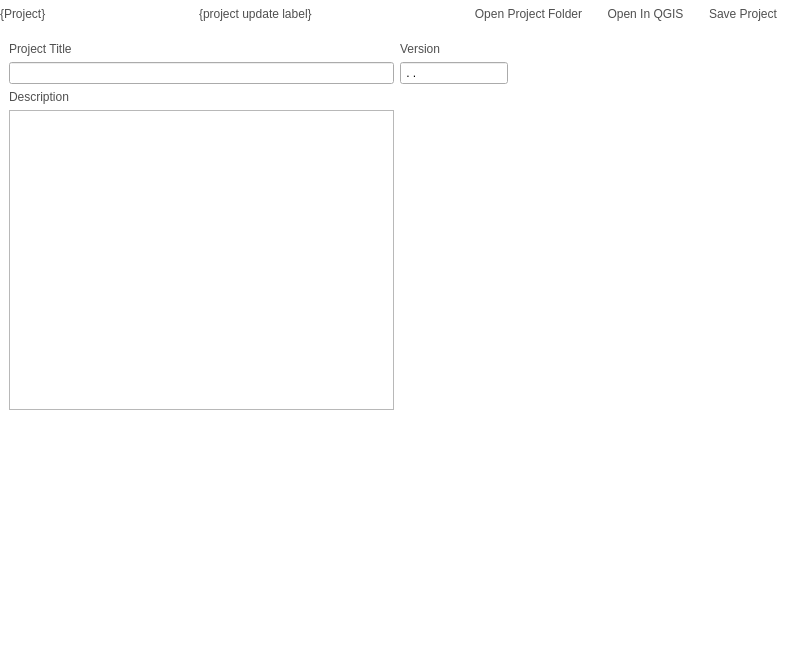
First picture: the form in src/configmanager/ui/ui_projectwidget.ui, repository roam-qgis/Roam, before the edit.
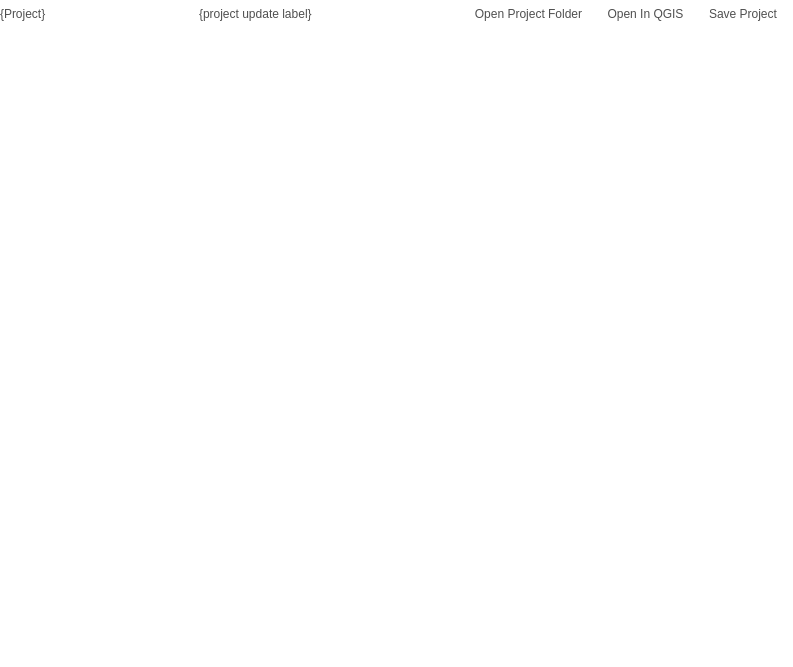
Second picture: the form after the edit. The open tabs and pages were chosen to show the change. Icons and pictures are not drawn. Custom widgets are drawn as their Qt base class.

Commit message: Add project info widget

What changed in the file:
```diff
--- a/src/configmanager/ui/ui_projectwidget.ui
+++ b/src/configmanager/ui/ui_projectwidget.ui
@@ -101,111 +101,8 @@
      <property name="currentIndex">
       <number>5</number>
      </property>
-     <widget class="QWidget" name="project_info_page">
-      <layout class="QGridLayout" name="gridLayout_11">
-       <item row="1" column="0">
-        <layout class="QGridLayout" name="gridLayout_14">
-         <item row="0" column="0">
-          <widget class="QLabel" name="label_2">
-           <property name="text">
-            <string>Project Title</string>
-           </property>
-          </widget>
-         </item>
-         <item row="1" column="0">
-          <widget class="QLineEdit" name="titleText"/>
-         </item>
-         <item row="2" column="0">
-          <widget class="QLabel" name="label_3">
-           <property name="text">
-            <string>Description</string>
-           </property>
-          </widget>
-         </item>
-         <item row="4" column="0">
-          <widget class="QPlainTextEdit" name="descriptionText"/>
-         </item>
-         <item row="0" column="1">
-          <widget class="QLabel" name="label_9">
-           <property name="text">
-            <string>Version</string>
-           </property>
-          </widget>
-         </item>
-         <item row="4" column="1">
-          <layout class="QHBoxLayout" name="horizontalLayout_3">
-           <item>
-            <widget class="QLabel" name="splashlabel">
-             <property name="sizePolicy">
-              <sizepolicy hsizetype="Expanding" vsizetype="MinimumExpanding">
-               <horstretch>0</horstretch>
-               <verstretch>0</verstretch>
-              </sizepolicy>
-             </property>
-             <property name="minimumSize">
-              <size>
-               <width>0</width>
-               <height>300</height>
-              </size>
-             </property>
-             <property name="maximumSize">
-              <size>
-               <width>16777215</width>
-               <height>300</height>
-              </size>
-             </property>
-             <property name="text">
-              <string/>
-             </property>
-             <property name="scaledContents">
-              <bool>true</bool>
-             </property>
-            </widget>
-           </item>
-           <item>
-            <spacer name="horizontalSpacer">
-             <property name="orientation">
-              <enum>Qt::Horizontal</enum>
-             </property>
-             <property name="sizeHint" stdset="0">
-              <size>
-               <width>40</width>
-               <height>20</height>
-              </size>
-             </property>
-            </spacer>
-           </item>
-          </layout>
-         </item>
-         <item row="1" column="1">
-          <widget class="QLineEdit" name="versionText">
-           <property name="sizePolicy">
-            <sizepolicy hsizetype="Maximum" vsizetype="Fixed">
-             <horstretch>0</horstretch>
-             <verstretch>0</verstretch>
-            </sizepolicy>
-           </property>
-           <property name="inputMask">
-            <string>0.0.0; </string>
-           </property>
-          </widget>
-         </item>
-        </layout>
-       </item>
-       <item row="2" column="0">
-        <spacer name="verticalSpacer">
-         <property name="orientation">
-          <enum>Qt::Vertical</enum>
-         </property>
-         <property name="sizeHint" stdset="0">
-          <size>
-           <width>20</width>
-           <height>40</height>
-          </size>
-         </property>
-        </spacer>
-       </item>
-      </layout>
+     <widget class="ProjectInfoWidget" name="project_info_page">
+      <layout class="QGridLayout" name="gridLayout_11"/>
      </widget>
      <widget class="QWidget" name="form_config_page">
       <property name="sizePolicy">
@@ -1404,6 +1301,12 @@
    <header>configmanager.ui.layerwidgets</header>
    <container>1</container>
   </customwidget>
+  <customwidget>
+   <class>ProjectInfoWidget</class>
+   <extends>QWidget</extends>
+   <header>configmanager.ui.layerwidgets</header>
+   <container>1</container>
+  </customwidget>
  </customwidgets>
  <resources>
   <include location="resources.qrc"/>
```
Left out of the diff: 2 changed lines with no effect on the pictures. The commit also changes 3 other files.
